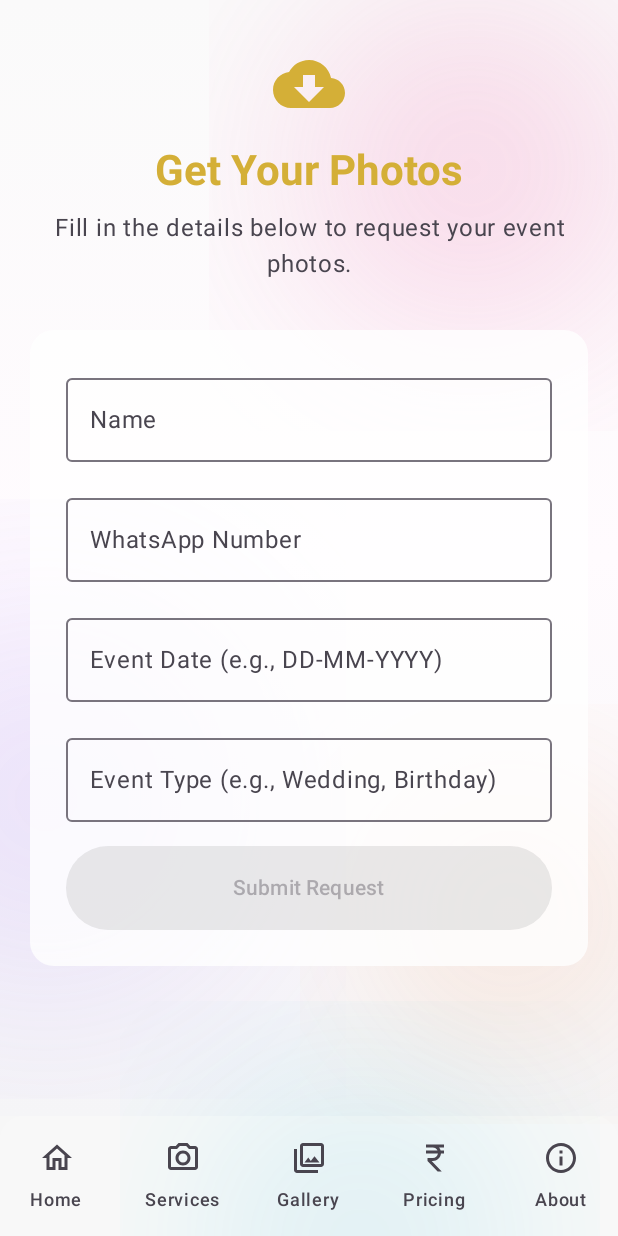
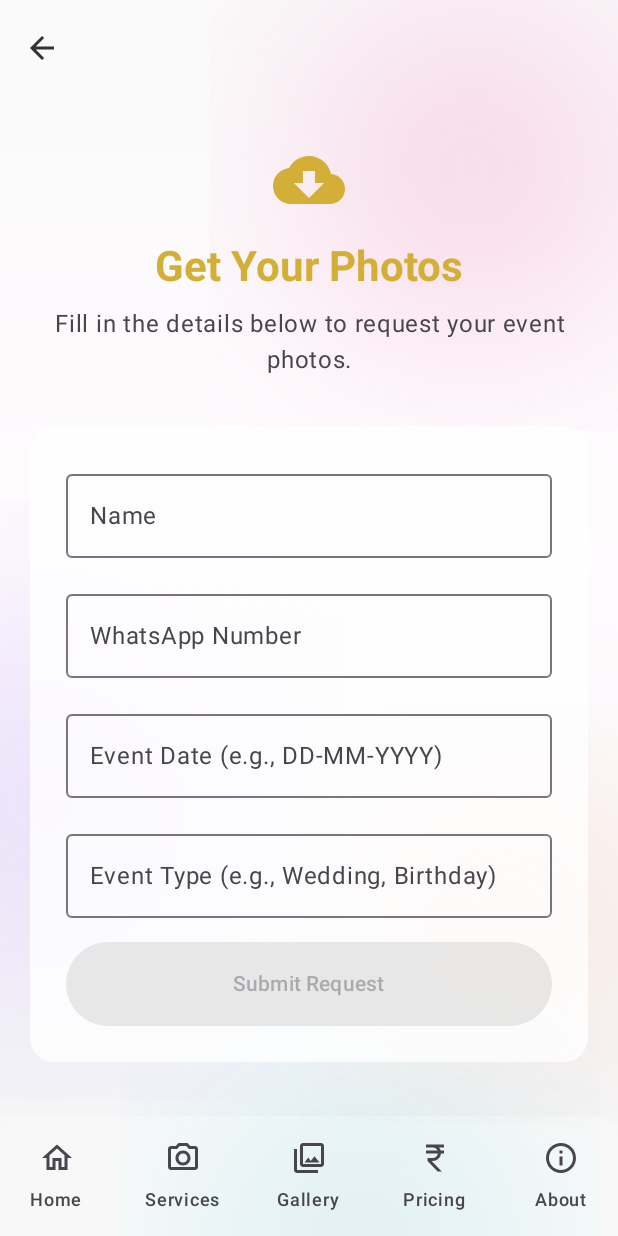
Before and after one commit to suvojeet-sengupta/Gourav-Act-Studio, an Android app built with Jetpack Compose: the YourPhotosScreen screen opened through its navigation route, on a phone screen of 412 x 824 dp. Run offline under Robolectric (Android 15) with nearby library versions, the light colour scheme and no system bars.

Commit message:
Feat: Add back button to YourPhotosScreen
Added a 'TopAppBar' with a back button to 'YourPhotosScreen.kt'.

The back button navigates back using 'navController.popBackStack()'.

```diff
--- a/app/src/main/java/com/suvojeet/gauravactstudio/ui/screens/YourPhotosScreen.kt
+++ b/app/src/main/java/com/suvojeet/gauravactstudio/ui/screens/YourPhotosScreen.kt
@@ -29,6 +29,7 @@ import androidx.compose.ui.text.style.TextAlign
 import androidx.compose.ui.unit.sp
 import com.suvojeet.gauravactstudio.ui.components.AnimatedContent
 
+import androidx.compose.material.icons.automirrored.filled.ArrowBack
 import com.suvojeet.gauravactstudio.ui.components.LightDecorativeBackground
 import kotlinx.coroutines.delay
 
@@ -92,7 +93,18 @@ fun YourPhotosScreen(
 
         Scaffold(
             snackbarHost = { SnackbarHost(snackbarHostState) },
-            containerColor = Color.Transparent
+            containerColor = Color.Transparent,
+            topBar = {
+                TopAppBar(
+                    title = { },
+                    navigationIcon = {
+                        IconButton(onClick = { navController.popBackStack() }) {
+                            Icon(Icons.AutoMirrored.Filled.ArrowBack, contentDescription = "Back")
+                        }
+                    },
+                    colors = TopAppBarDefaults.topAppBarColors(containerColor = Color.Transparent)
+                )
+            }
         ) { paddingValues ->
             Column(
                 modifier = Modifier
```
